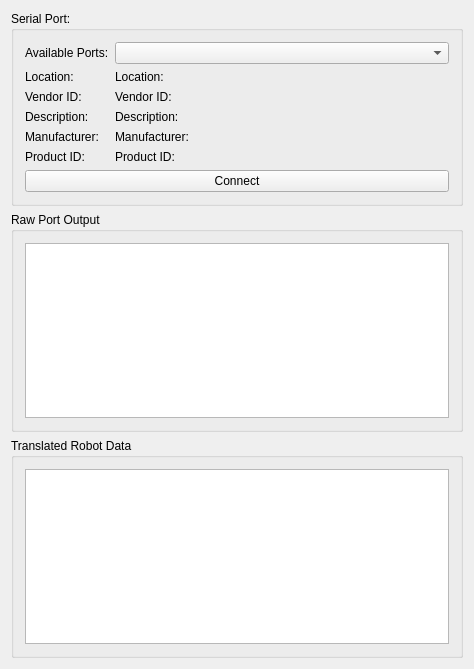
This is qt-ebug2014-control-mc/TestNordicReceiver/mainwindow.ui in monash-wsrn/ebug2014-qt as Qt 5 draws it before an edit. The edited form follows.
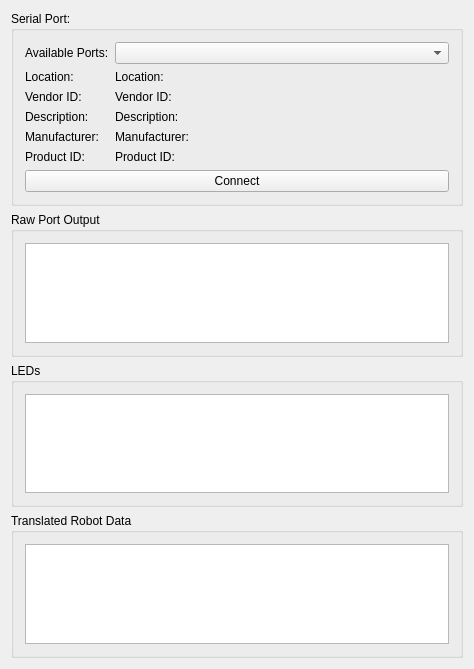
This is the edited form.

```diff
--- a/qt-ebug2014-control-mc/TestNordicReceiver/mainwindow.ui
+++ b/qt-ebug2014-control-mc/TestNordicReceiver/mainwindow.ui
@@ -123,6 +123,18 @@
       </layout>
      </widget>
     </item>
+    <item>
+     <widget class="QGroupBox" name="grpbxLeds">
+      <property name="title">
+       <string>LEDs</string>
+      </property>
+      <layout class="QVBoxLayout" name="verticalLayout_4">
+       <item>
+        <widget class="QTextBrowser" name="textLeds"/>
+       </item>
+      </layout>
+     </widget>
+    </item>
     <item>
      <widget class="QGroupBox" name="grpbxTranslated">
       <property name="title">
@@ -130,7 +142,7 @@
       </property>
       <layout class="QVBoxLayout" name="verticalLayout_3">
        <item>
-        <widget class="QTableWidget" name="tableTranslated"/>
+        <widget class="QTextBrowser" name="textTranslated"/>
        </item>
       </layout>
      </widget>
```
